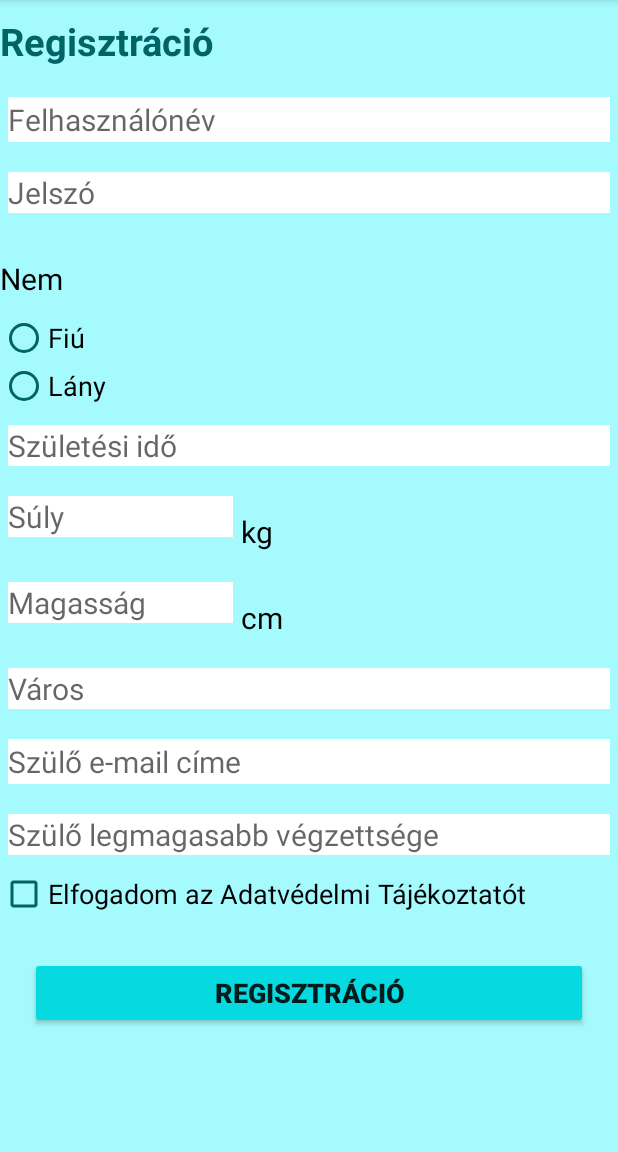
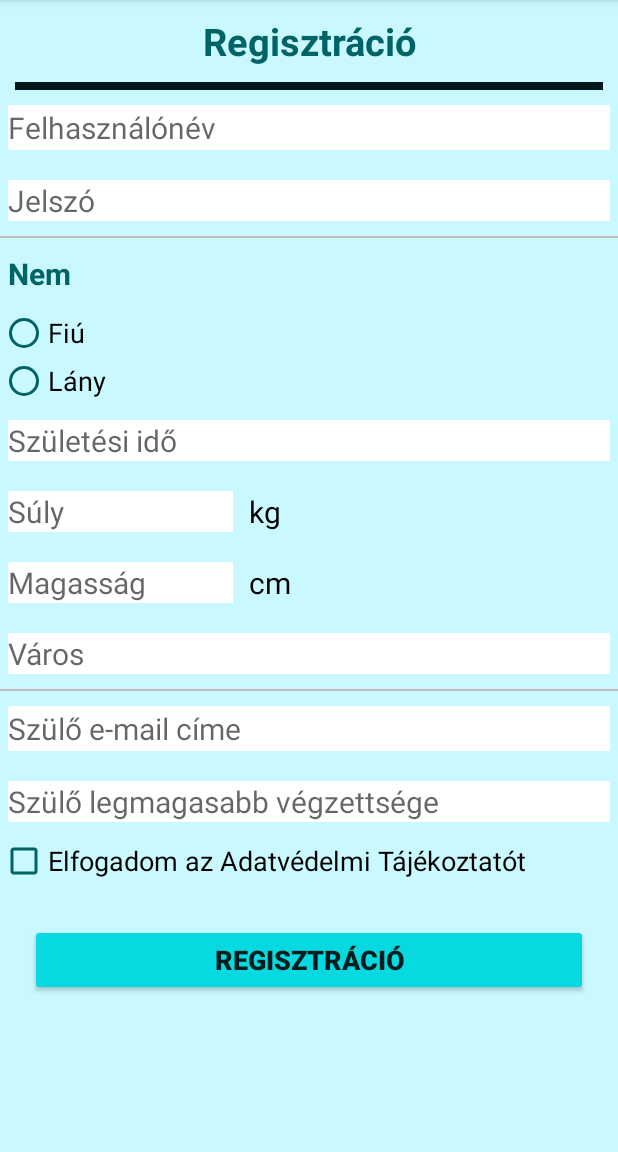
Before and after one commit to riesjulianna/HealthyTamagochi, an Android app: the Registration screen opened directly, with no data from a screen before it, on a phone screen of 412 x 824 dp, the part 84-1236 px from its top. Run offline under Robolectric (Android 15) with nearby library versions, the phone set to English and light mode, and no system bars.

Commit message:
last update - 22.02.05.

```diff
--- a/app/src/main/AndroidManifest.xml
+++ b/app/src/main/AndroidManifest.xml
@@ -30,6 +30,10 @@
                 <category android:name="android.intent.category.LAUNCHER" />
             </intent-filter>
         </activity>
+
+        <meta-data
+            android:name="preloaded_fonts"
+            android:resource="@array/preloaded_fonts" />
     </application>
 
 </manifest>
--- a/app/src/main/java/com/example/healthytamagochi/SignIn.java
+++ b/app/src/main/java/com/example/healthytamagochi/SignIn.java
@@ -1,12 +1,12 @@
 package com.example.healthytamagochi;
-
-import androidx.appcompat.app.AppCompatActivity;
 
 import android.content.Intent;
 import android.os.Bundle;
 import android.view.View;
 import android.widget.EditText;
 import android.widget.Toast;
+
+import androidx.appcompat.app.AppCompatActivity;
 
 public class SignIn extends AppCompatActivity {
 
@@ -28,7 +28,7 @@ public class SignIn extends AppCompatActivity {
     {
 
         firstSignIn=true;   // valahogy az adatbázisból kellene kinyerni hogy első bejelentkezés-e
-        sex="boy";   // szintén  az adatbázisból kellene a nemet betölteni
+        sex="girl";   // szintén  az adatbázisból kellene a nemet betölteni
 
         if(username.getText().toString().equals("") || username.getText().toString().equals(""))
         {
--- a/app/src/main/res/layout/activity_registration.xml
+++ b/app/src/main/res/layout/activity_registration.xml
@@ -24,6 +24,12 @@
                 android:layout_height="wrap_content"
                 android:text="Regisztráció" />
 
+            <View
+                android:id="@+id/divider"
+                style="@style/divider"
+                android:layout_width="match_parent"
+                android:layout_height="5dp" />
+
             <EditText
                 android:id="@+id/username"
                 style="@style/signup_editText"
@@ -42,12 +48,20 @@
                 android:hint="Jelszó"
                 android:inputType="textPassword" />
 
+            <View
+                android:id="@+id/divider2"
+                android:layout_width="match_parent"
+                android:layout_height="1dp"
+                android:background="#bdbdbd" />
+
             <TextView
                 android:id="@+id/textView6"
                 style="@style/textView"
                 android:layout_width="match_parent"
                 android:layout_height="wrap_content"
-                android:text="Nem" />
+                android:text="Nem"
+                android:textColor="#006366"
+                android:textStyle="bold" />
 
             <RadioGroup
                 android:id="@+id/sex"
@@ -134,6 +148,12 @@
                 android:hint="Város"
                 android:inputType="textPostalAddress" />
 
+            <View
+                android:id="@+id/divider3"
+                android:layout_width="match_parent"
+                android:layout_height="1dp"
+                android:background="#bdbdbd" />
+
             <EditText
                 android:id="@+id/emailParent"
                 style="@style/signup_editText"
--- a/app/src/main/res/values/styles.xml
+++ b/app/src/main/res/values/styles.xml
@@ -1,11 +1,14 @@
 <?xml version="1.0" encoding="utf-8"?>
 <resources>
     <style name="layout">
-        <item name="android:background">#a4fafc</item>
+        <item name="android:background">#c9f8ff</item>
     </style>
     <style name="divider">
-        <item name="android:background">#5bd0d4</item>
-        <item name="android:height">70dp</item>
+        <item name="android:background">#00181c</item>
+        <item name="android:layout_height">5dp</item>
+        <item name="android:layout_marginLeft">10dp</item>
+        <item name="android:layout_marginRight">10dp</item>
+
     </style>
     <style name="avatar">
         <item name="android:adjustViewBounds">true</item>
@@ -14,7 +17,8 @@
     </style>
     <style name="textView">
         <item name="android:layout_marginBottom">10dp</item>
-        <item name="android:layout_marginTop">20dp</item>
+        <item name="android:layout_marginTop">10dp</item>
+        <item name="android:layout_marginLeft">5dp</item>
         <item name="android:textSize">20sp</item>
         <item name="android:textColor">#000000</item>
     </style>
@@ -24,6 +28,7 @@
         <item name="android:textSize">25sp</item>
         <item name="android:textStyle">bold</item>
         <item name="android:textColor">#006366</item>
+        <item name="android:gravity">center</item>
     </style>
     <style name="buttons">
         <item name="android:layout_marginBottom">15dp</item>
```
Also changed, not shown: app/src/main/java/com/example/healthytamagochi/Questions1.java (+8 -8 lines), app/src/main/java/com/example/healthytamagochi/SetCharacter.java (+8 -8 lines), app/src/main/res/layout/activity_main.xml (+15 -4 lines), app/src/main/res/layout/activity_questions1.xml (+6 -41 lines), app/src/main/res/layout/activity_set_character.xml (+9 -3 lines), app/src/main/res/layout/activity_sign_in.xml (+13 -4 lines).
